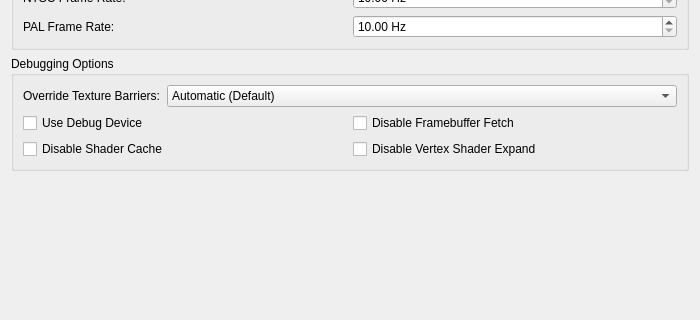
Above: pcsx2-qt/Settings/GraphicsAdvancedSettingsTab.ui from PCSX2/pcsx2 before the change; both pictures show x 0 to 700 and y 285 to 605 of the 700 by 605 pixel window. Below: the same form after it.
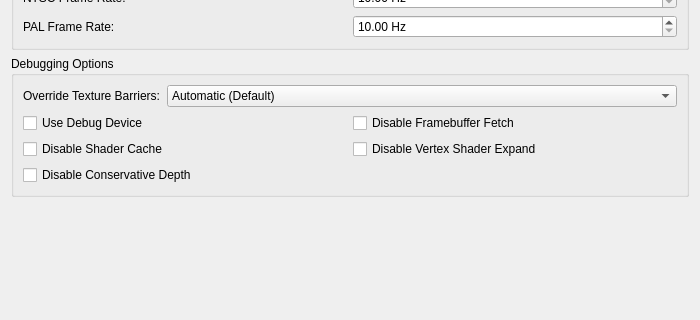
That is the form after the change.

Commit message:
GS/HW: Add disable conservative depth setting.
Some systems/drivers may not work well with conservative depth, so gives users an out.

The edit to the form file:
```diff
--- a/pcsx2-qt/Settings/GraphicsAdvancedSettingsTab.ui
+++ b/pcsx2-qt/Settings/GraphicsAdvancedSettingsTab.ui
@@ -321,6 +321,13 @@
           </property>
          </widget>
         </item>
+        <item row="2" column="0">
+         <widget class="QCheckBox" name="disableConservativeDepth">
+          <property name="text">
+           <string>Disable Conservative Depth</string>
+          </property>
+         </widget>
+        </item>
        </layout>
       </item>
      </layout>
```
Left out of the diff: 1 changed line with no effect on the pictures. The commit also changes 12 other files.
